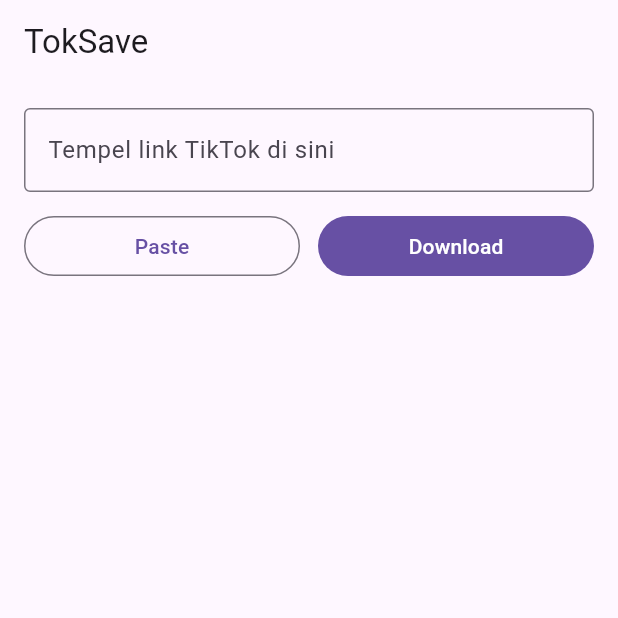
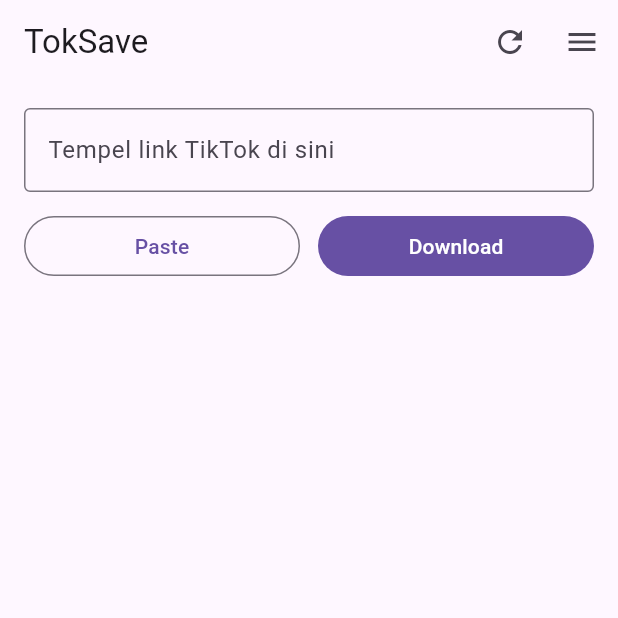
Before and after one commit to ammarFir/TokSave, a Flutter app: the screen it shows after launch, on a phone screen of 412 x 824 dp, the top half of it. Run offline on Flutter 3.47's test engine with Material 3 defaults, Android fonts, the phone set to English and light mode, and no system bars.

Commit message:
feat: tombol refresh reset state showPreview

```diff
--- a/lib/main.dart
+++ b/lib/main.dart
@@ -31,7 +31,22 @@
       return Scaffold(
         appBar: AppBar(
           title: const Text('TokSave'),
+          actions: [
+            IconButton(
+              icon: const  Icon (Icons.refresh),
+              onPressed: () {
+                setState(() {
+                  showPreview = false;
+                });
+              },
+              ),
+              IconButton(
+                icon: const Icon(Icons.menu),
+                onPressed: () {},
+            )
+          ],
         ),
+
         body: Padding(
         padding: const EdgeInsets.all(16.0),
         child: Column(
```
